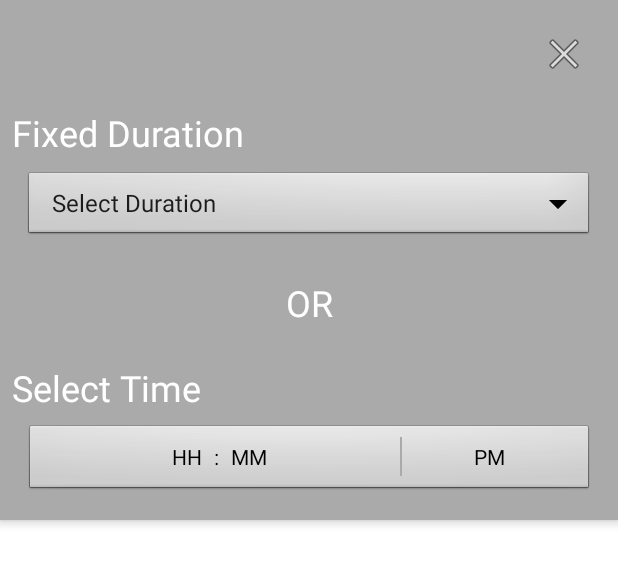
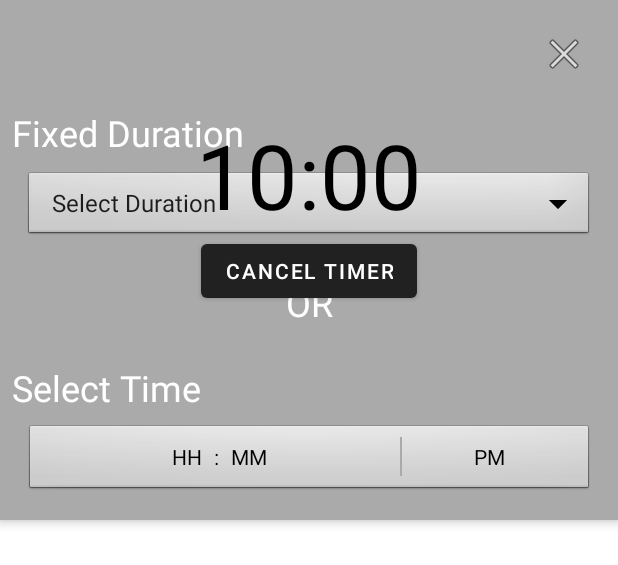
Before and after one commit to Shubham7819/Application080719, an Android app: the layout timer_bottom_sheet.xml on its own in the app's theme, with its tools: preview values and no code run, on a phone screen of 412 x 824 dp. Shown: the top 565 px of the screen. Run offline under Robolectric (Android 15) with nearby library versions, the phone set to English and light mode, and no system bars.

Commit message:
Implemented CountDownTimer with Spinner in Timer MenuItem of BottomNavigationView.

```diff
--- a/app/src/main/java/com/example/application080719/Sounds.java
+++ b/app/src/main/java/com/example/application080719/Sounds.java
@@ -30,7 +30,7 @@ public class Sounds {
 
     public static boolean allPaused = false;
 
-    public static int soundsPlayingCounter = 0;
+    public static int soundsPlayingCounter, soundsSelectedCounter = 0;
 
     public static ArrayList<SoundItem> selectedSoundsList = new ArrayList<>();
 
--- a/app/src/main/java/com/example/application080719/ui/ExerciseListAdapter.java
+++ b/app/src/main/java/com/example/application080719/ui/ExerciseListAdapter.java
@@ -51,12 +51,12 @@ public class ExerciseListAdapter extends RecyclerView.Adapter<ExerciseListAdapte
         return mExercisesList.size();
     }
 
-    public class ExerciseViewHolder extends RecyclerView.ViewHolder {
+    class ExerciseViewHolder extends RecyclerView.ViewHolder {
 
         TextView titleTV;
         TextView guidesTV;
 
-        public ExerciseViewHolder(@NonNull View itemView) {
+        ExerciseViewHolder(@NonNull View itemView) {
             super(itemView);
             titleTV = itemView.findViewById(R.id.exercise_title_tv);
             guidesTV = itemView.findViewById(R.id.exercise_guides_tv);
--- a/app/src/main/res/layout/timer_bottom_sheet.xml
+++ b/app/src/main/res/layout/timer_bottom_sheet.xml
@@ -1,13 +1,13 @@
 <?xml version="1.0" encoding="utf-8"?>
-<LinearLayout xmlns:android="http://schemas.android.com/apk/res/android"
+<RelativeLayout xmlns:android="http://schemas.android.com/apk/res/android"
     xmlns:app="http://schemas.android.com/apk/res-auto"
+    xmlns:tools="http://schemas.android.com/tools"
     android:id="@+id/timer_bottom_sheet"
     android:layout_width="match_parent"
     android:layout_height="wrap_content"
     android:background="@android:color/darker_gray"
-    android:orientation="vertical"
+    android:elevation="4dp"
     android:padding="8dp"
-    android:elevation="4dp"
     app:behavior_hideable="true"
     app:layout_behavior="com.google.android.material.bottomsheet.BottomSheetBehavior">
 
@@ -15,14 +15,21 @@
         android:id="@+id/timer_sheet_close_btn"
         android:layout_width="wrap_content"
         android:layout_height="wrap_content"
-        android:layout_gravity="right"
+        android:layout_alignParentRight="true"
         android:background="@null"
+        android:clickable="true"
         android:elevation="5dp"
+        android:focusable="true"
         android:padding="12dp"
-        android:clickable="true"
-        android:focusable="true"
         android:src="@android:drawable/ic_menu_close_clear_cancel"
         app:srcCompat="@android:drawable/ic_menu_close_clear_cancel" />
+
+    <LinearLayout
+        android:id="@+id/select_time_layout"
+        android:layout_width="match_parent"
+        android:layout_height="wrap_content"
+        android:layout_below="@id/timer_sheet_close_btn"
+        android:orientation="vertical">
 
         <TextView
             android:layout_width="match_parent"
@@ -37,12 +44,12 @@
             android:id="@+id/spinner"
             android:layout_width="match_parent"
             android:layout_height="wrap_content"
-        android:clickable="true"
-        android:focusable="true"
             android:layout_marginLeft="8dp"
             android:layout_marginRight="8dp"
             android:background="@android:drawable/btn_dropdown"
-        android:entries="@array/duration" />
+            android:clickable="true"
+            android:entries="@array/duration"
+            android:focusable="true" />
 
         <TextView
             android:layout_width="match_parent"
@@ -66,12 +73,12 @@
             android:id="@+id/time_picker_btn"
             android:layout_width="match_parent"
             android:layout_height="wrap_content"
-        android:clickable="true"
-        android:focusable="true"
             android:layout_marginLeft="8dp"
             android:layout_marginRight="8dp"
             android:layout_marginBottom="8dp"
             android:background="@android:drawable/btn_default"
+            android:clickable="true"
+            android:focusable="true"
             android:orientation="horizontal">
 
             <LinearLayout
@@ -128,3 +135,34 @@
         </LinearLayout>
 
     </LinearLayout>
+
+    <LinearLayout
+        android:id="@+id/count_down_layout"
+        android:layout_width="match_parent"
+        android:layout_height="wrap_content"
+        android:layout_below="@id/timer_sheet_close_btn"
+        android:layout_marginTop="12dp"
+        android:layout_marginBottom="12dp"
+        android:orientation="vertical"
+        android:visibility="gone"
+        tools:visibility="visible">
+
+        <TextView
+            android:id="@+id/count_down_tv"
+            android:layout_width="wrap_content"
+            android:layout_height="wrap_content"
+            android:layout_gravity="center"
+            android:textColor="@android:color/black"
+            android:textSize="60sp"
+            tools:text="10:00" />
+
+        <Button
+            android:id="@+id/stop_timer_btn"
+            android:layout_width="wrap_content"
+            android:layout_height="wrap_content"
+            android:layout_gravity="center_horizontal"
+            android:text="Cancel Timer" />
+
+    </LinearLayout>
+
+</RelativeLayout>
--- a/app/src/main/res/values/strings.xml
+++ b/app/src/main/res/values/strings.xml
@@ -11,6 +11,7 @@
     <string name="brief_practices">Brief Practices</string>
     <string name="body_scan">Body Scan</string>
     <string name="sounds">Sounds</string>
+    <string name="pause">Pause</string>
 
     <string-array name="duration">
         <item>Select Duration</item>
```
Also changed, not shown: app/src/main/java/com/example/application080719/MainActivity.java (+171 -69 lines), app/src/main/java/com/example/application080719/ui/SelectedAudioAdapter.java (+13 -5 lines), app/src/main/java/com/example/application080719/ui/SoundListAdapter.java (+39 -34 lines), app/src/main/java/com/example/application080719/ui/main/PageViewModel.java (deleted, +0 -26 lines), app/src/main/java/com/example/application080719/ui/main/PlaceholderFragment.java (deleted, +0 -59 lines). Lines whose indentation alone changed are shown as unchanged.
